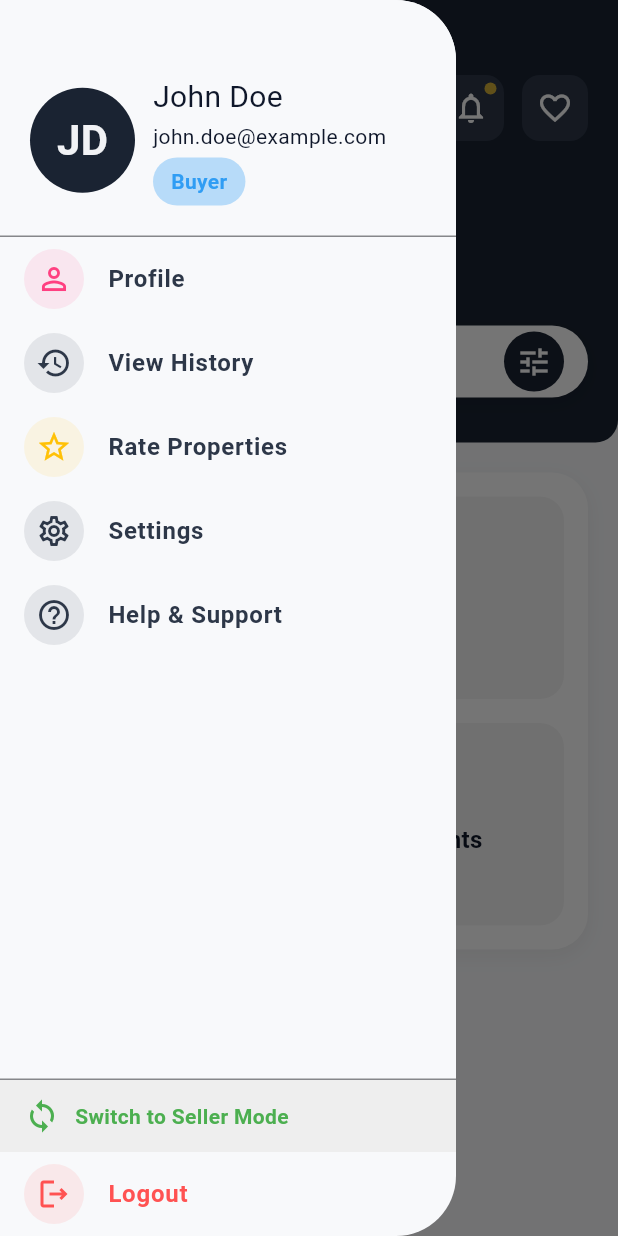
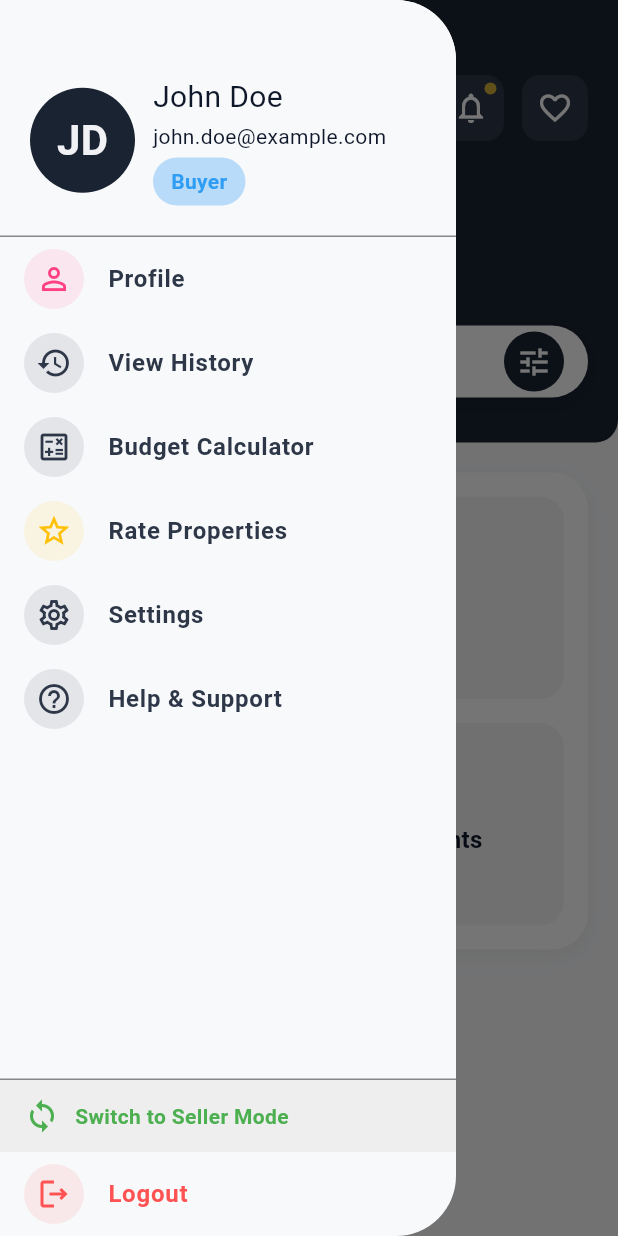
Before and after one commit to nourayman242/Movin, a Flutter app: the BuyerHome screen opened by its route, with the side drawer open, on a phone screen of 412 x 824 dp. Run offline on Flutter 3.47's test engine with Material 3 defaults, Android fonts, the phone set to English and light mode, and no system bars; our stand-ins replace dio, get_it, injectable, retrofit, shared_preferences; accounts and stored records are empty; generated files the repository leaves out were written again.

Commit message:
adding budget_calculator drawer

```diff
--- a/lib/presentation/home/widgets/custom_drawer.dart
+++ b/lib/presentation/home/widgets/custom_drawer.dart
@@ -47,6 +47,12 @@ class CustomDrawer extends StatelessWidget {
                       color: AppColors.navyLight,
                       onTap: () =>
                           _navigateTo(context, const ViewHistoryPage()),
+                    ),
+                    DrawerItem(
+                      icon: Icons.calculate_outlined,
+                      text: 'Budget Calculator',
+                      color: AppColors.navyLight,
+                      onTap: () {},
                     ),
                     DrawerItem(
                       icon: Icons.star_outline,
```
Also changed, not shown: pubspec.lock.
